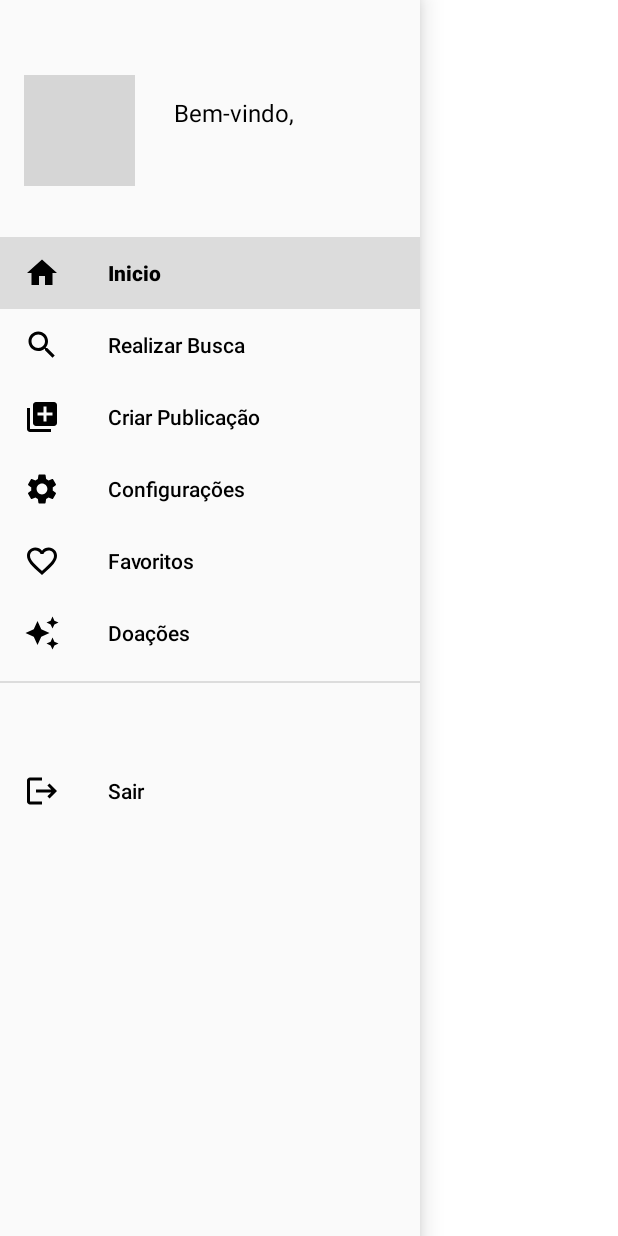
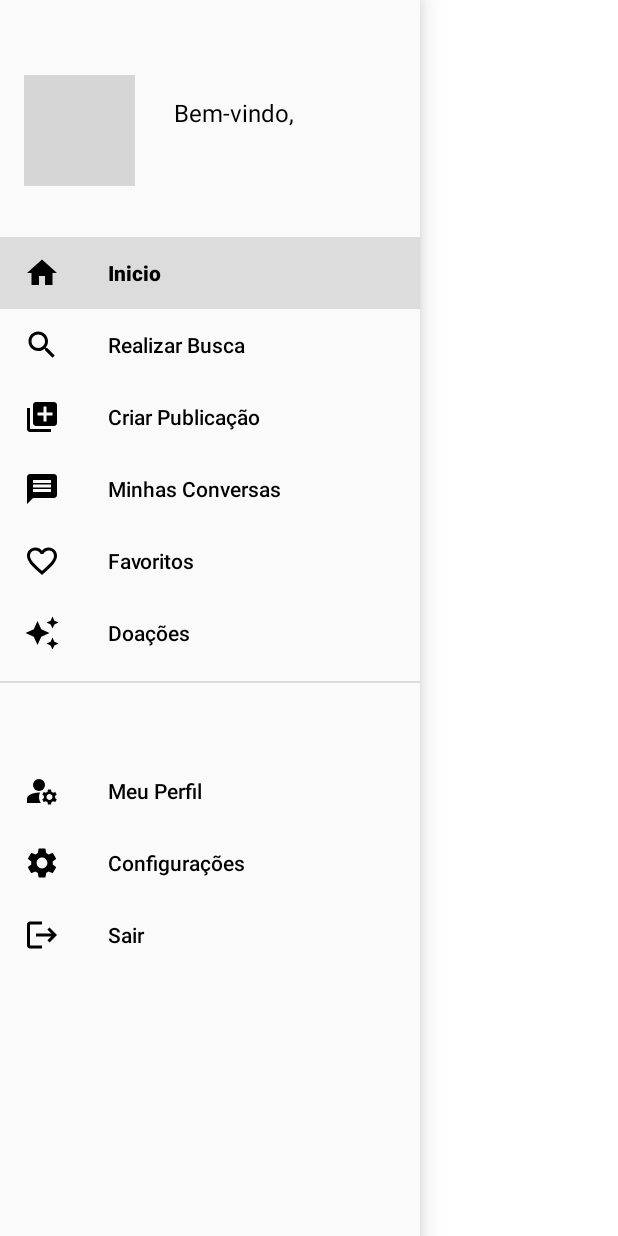
Before and after one commit to Kenjix/Projeto-PetFinder, an Android app: the MainActivity screen opened directly, with no data from a screen before it, with the side drawer open, on a phone screen of 412 x 824 dp. Run offline under Robolectric (Android 15) with nearby library versions, the phone set to English and light mode, and no system bars; 1 statement that could not run was skipped; grey boxes are pictures that could not be loaded.

Commit message:
ajuste menu lateral

```diff
--- a/PetFinderApp/app/src/main/java/com/example/petfinderapp/Login.java
+++ b/PetFinderApp/app/src/main/java/com/example/petfinderapp/Login.java
@@ -27,7 +27,7 @@ public class Login extends AppCompatActivity {
     private EditText editUser, editPassword;
     private TextView erroLogin;
     private Button buttonLogin;
-    private final String url = "http://192.168.100.6:80/api/login";
+    private final String url = "http://192.168.0.115:8000/api/login";
 
     @Override
     protected void onCreate(Bundle savedInstanceState) {
--- a/PetFinderApp/app/src/main/java/com/example/petfinderapp/MainActivity.java
+++ b/PetFinderApp/app/src/main/java/com/example/petfinderapp/MainActivity.java
@@ -11,6 +11,7 @@ import androidx.drawerlayout.widget.DrawerLayout;
 import android.content.Intent;
 import android.content.SharedPreferences;
 import android.os.Bundle;
+import android.view.Menu;
 import android.view.MenuItem;
 import android.view.View;
 import android.widget.TextView;
@@ -109,8 +110,6 @@ public class MainActivity extends AppCompatActivity implements NavigationView.On
         return true;
     }
 
-
-
     @Override
     public void onBackPressed() {
         if(drawerLayout.isDrawerOpen(GravityCompat.START)){
--- /dev/null
+++ b/PetFinderApp/app/src/main/res/drawable/ic_message.xml
@@ -0,0 +1,5 @@
+<vector android:autoMirrored="true" android:height="24dp"
+    android:tint="#000000" android:viewportHeight="24"
+    android:viewportWidth="24" android:width="24dp" xmlns:android="http://schemas.android.com/apk/res/android">
+    <path android:fillColor="@android:color/white" android:pathData="M20,2L4,2c-1.1,0 -1.99,0.9 -1.99,2L2,22l4,-4h14c1.1,0 2,-0.9 2,-2L22,4c0,-1.1 -0.9,-2 -2,-2zM18,14L6,14v-2h12v2zM18,11L6,11L6,9h12v2zM18,8L6,8L6,6h12v2z"/>
+</vector>
--- a/PetFinderApp/app/src/main/res/menu/nav_menu.xml
+++ b/PetFinderApp/app/src/main/res/menu/nav_menu.xml
@@ -23,9 +23,9 @@
             android:title="Criar Publicação"/>
 
         <item
-            android:id="@+id/nav_settings"
-            android:icon="@drawable/nav_settings"
-            android:title="Configurações"/>
+            android:id="@+id/nav_message"
+            android:icon="@drawable/ic_message"
+            android:title="Minhas Conversas"/>
 
         <item
             android:id="@+id/nav_favorite"
@@ -44,6 +44,15 @@
 
         <menu>
             <item
+                android:id="@+id/nav_perfil"
+                android:icon="@drawable/manage_accounts"
+                android:title="Meu Perfil"/>
+            <item
+                android:id="@+id/nav_settings"
+                android:icon="@drawable/nav_settings"
+                android:title="Configurações"/>
+
+            <item
                 android:id="@+id/nav_logout"
                 android:icon="@drawable/nav_logout"
                 android:title="Sair"/>
```
